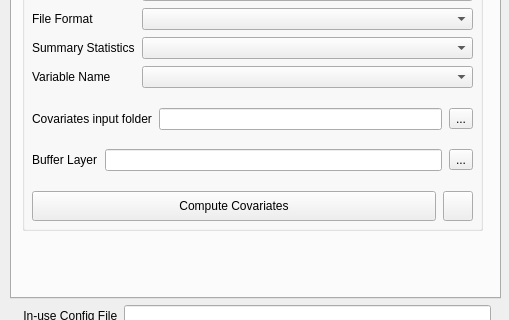
Above: plugin/mgp_mainwindow.ui from unicef-drp/mics-geocoding before the change; both pictures show x 0 to 509 and y 262 to 582 of the 509 by 681 pixel window. Below: the same form after it.
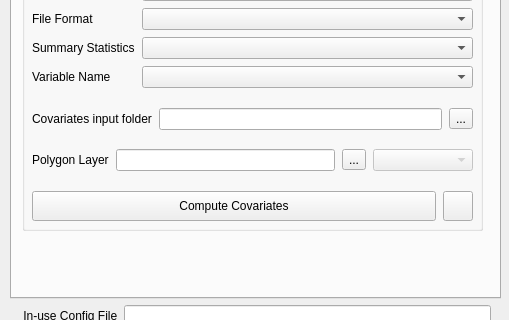
That is the form after the change. The open tabs and pages were chosen to show the change. Icons and pictures are not drawn.

Commit message: feat: allow polygon shapefile with flexible id attribute for covariate computation

The edit to the form file:
```diff
--- a/plugin/mgp_mainwindow.ui
+++ b/plugin/mgp_mainwindow.ui
@@ -874,7 +874,7 @@
                   </sizepolicy>
                  </property>
                  <property name="text">
-                  <string>Buffer Layer</string>
+                  <string>Polygon Layer</string>
                  </property>
                 </widget>
                </item>
@@ -888,6 +888,25 @@
                  </property>
                 </widget>
                </item>
+               <item>
+                <widget class="QComboBox" name="covrefLayerIdFieldCombobox">
+                 <property name="enabled">
+                  <bool>false</bool>
+                 </property>
+                 <property name="sizePolicy">
+                  <sizepolicy hsizetype="Fixed" vsizetype="Maximum">
+                   <horstretch>0</horstretch>
+                   <verstretch>0</verstretch>
+                  </sizepolicy>
+                 </property>
+                 <property name="minimumSize">
+                  <size>
+                   <width>100</width>
+                   <height>0</height>
+                  </size>
+                 </property>
+                </widget>
+               </item>
               </layout>
              </item>
              <item>
```
Left out of the diff: 8 changed lines with no effect on the pictures. The commit also changes 5 other files.
